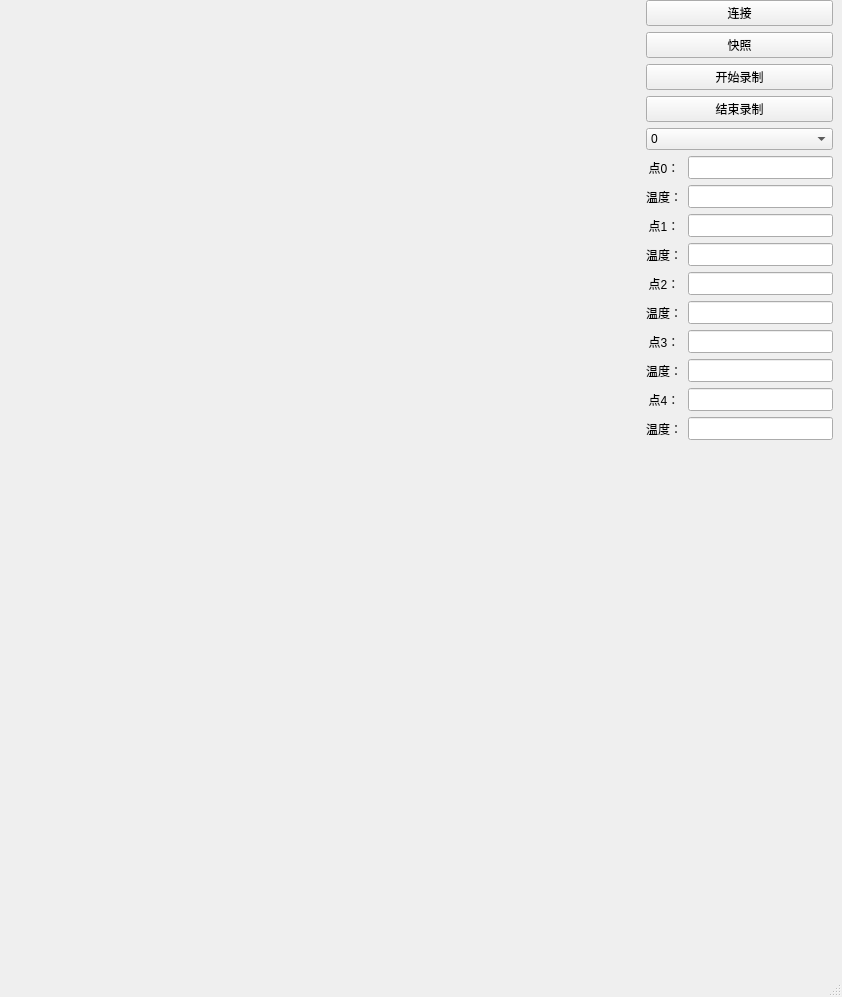
The window that ui/MainWindow.ui (xiechangjiang96/captureInfraredCamera) describes before a commit, drawn with Qt 5.
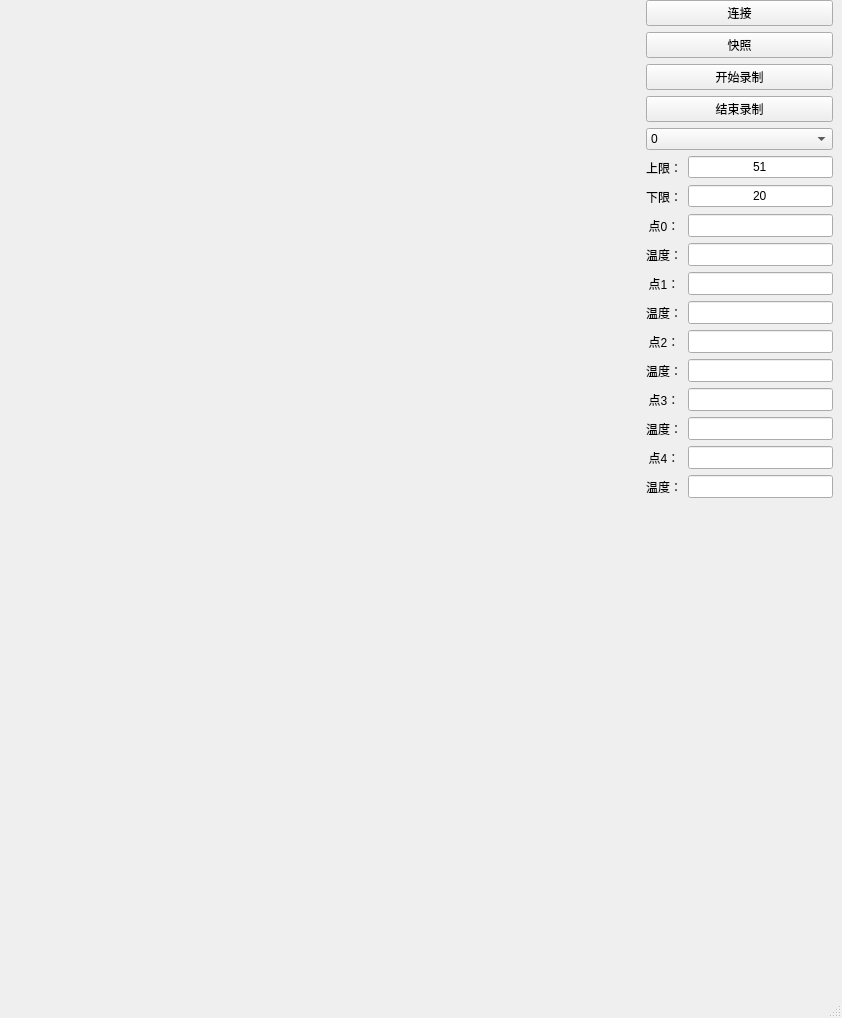
The same window after the commit.

Commit message: 1、添加了跨度上下限输入功能；2、在未连接相机时，退出不再执行QCAPDestroy。

What changed in the file:
```diff
--- a/ui/MainWindow.ui
+++ b/ui/MainWindow.ui
@@ -7,7 +7,7 @@
     <x>0</x>
     <y>0</y>
     <width>842</width>
-    <height>799</height>
+    <height>1018</height>
    </rect>
   </property>
   <property name="sizePolicy">
@@ -134,6 +134,78 @@
         </item>
        </widget>
       </item>
+      <item>
+       <layout class="QHBoxLayout" name="horizontalLayout_2">
+        <item>
+         <widget class="QLabel" name="label_12">
+          <property name="minimumSize">
+           <size>
+            <width>36</width>
+            <height>23</height>
+           </size>
+          </property>
+          <property name="text">
+           <string>上限：</string>
+          </property>
+          <property name="alignment">
+           <set>Qt::AlignCenter</set>
+          </property>
+         </widget>
+        </item>
+        <item>
+         <widget class="QLineEdit" name="lineEditCeil">
+          <property name="minimumSize">
+           <size>
+            <width>70</width>
+            <height>0</height>
+           </size>
+          </property>
+          <property name="text">
+           <string>51</string>
+          </property>
+          <property name="alignment">
+           <set>Qt::AlignCenter</set>
+          </property>
+         </widget>
+        </item>
+       </layout>
+      </item>
+      <item>
+       <layout class="QHBoxLayout" name="horizontalLayout_3">
+        <item>
+         <widget class="QLabel" name="label_13">
+          <property name="minimumSize">
+           <size>
+            <width>36</width>
+            <height>23</height>
+           </size>
+          </property>
+          <property name="text">
+           <string>下限：</string>
+          </property>
+          <property name="alignment">
+           <set>Qt::AlignCenter</set>
+          </property>
+         </widget>
+        </item>
+        <item>
+         <widget class="QLineEdit" name="lineEditFloor">
+          <property name="minimumSize">
+           <size>
+            <width>70</width>
+            <height>0</height>
+           </size>
+          </property>
+          <property name="text">
+           <string>20</string>
+          </property>
+          <property name="alignment">
+           <set>Qt::AlignCenter</set>
+          </property>
+         </widget>
+        </item>
+       </layout>
+      </item>
       <item>
        <layout class="QHBoxLayout" name="horizontalLayout">
         <item>
```
The commit also changes 4 other files.
